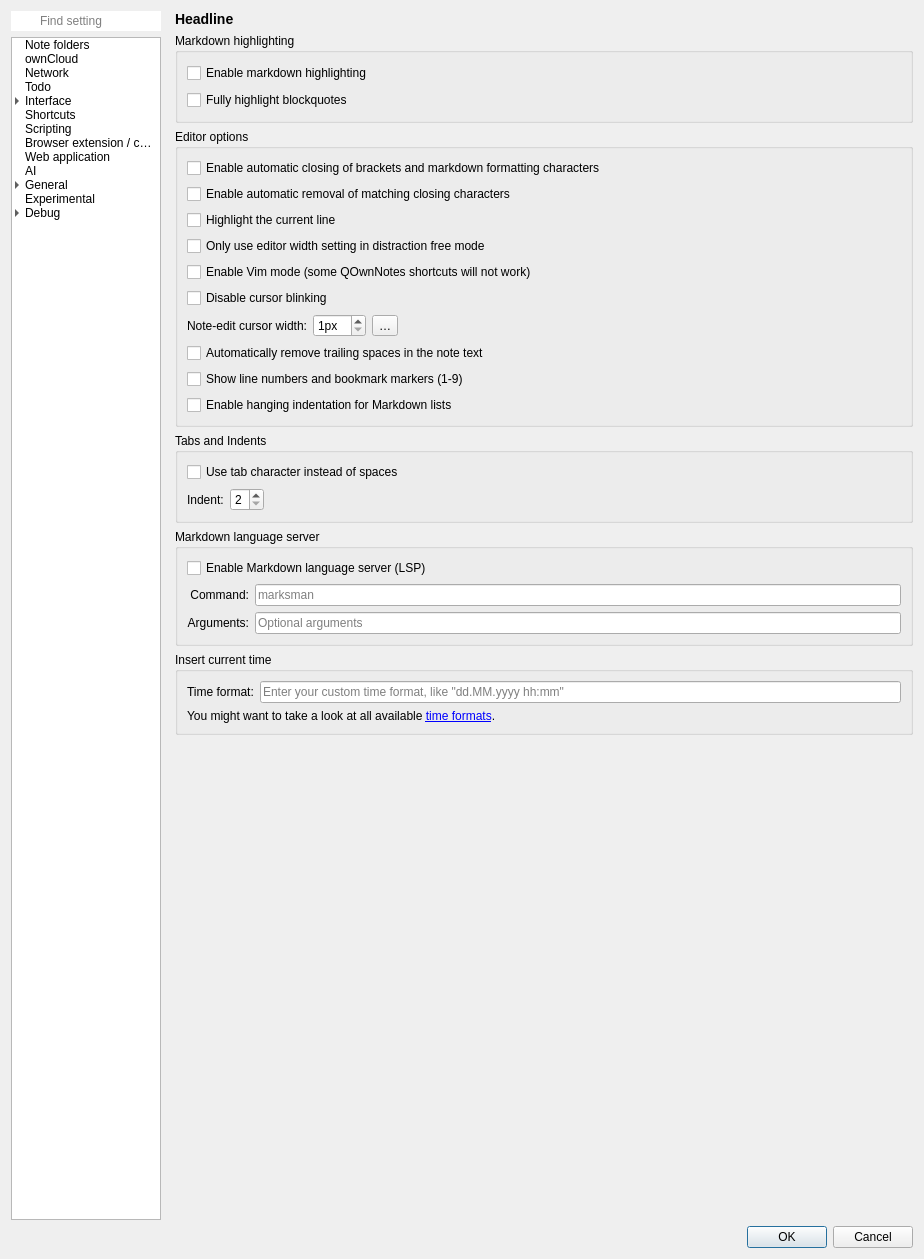
This is src/dialogs/settingsdialog.ui in pbek/QOwnNotes as Qt 5 draws it before an edit. The edited form follows.
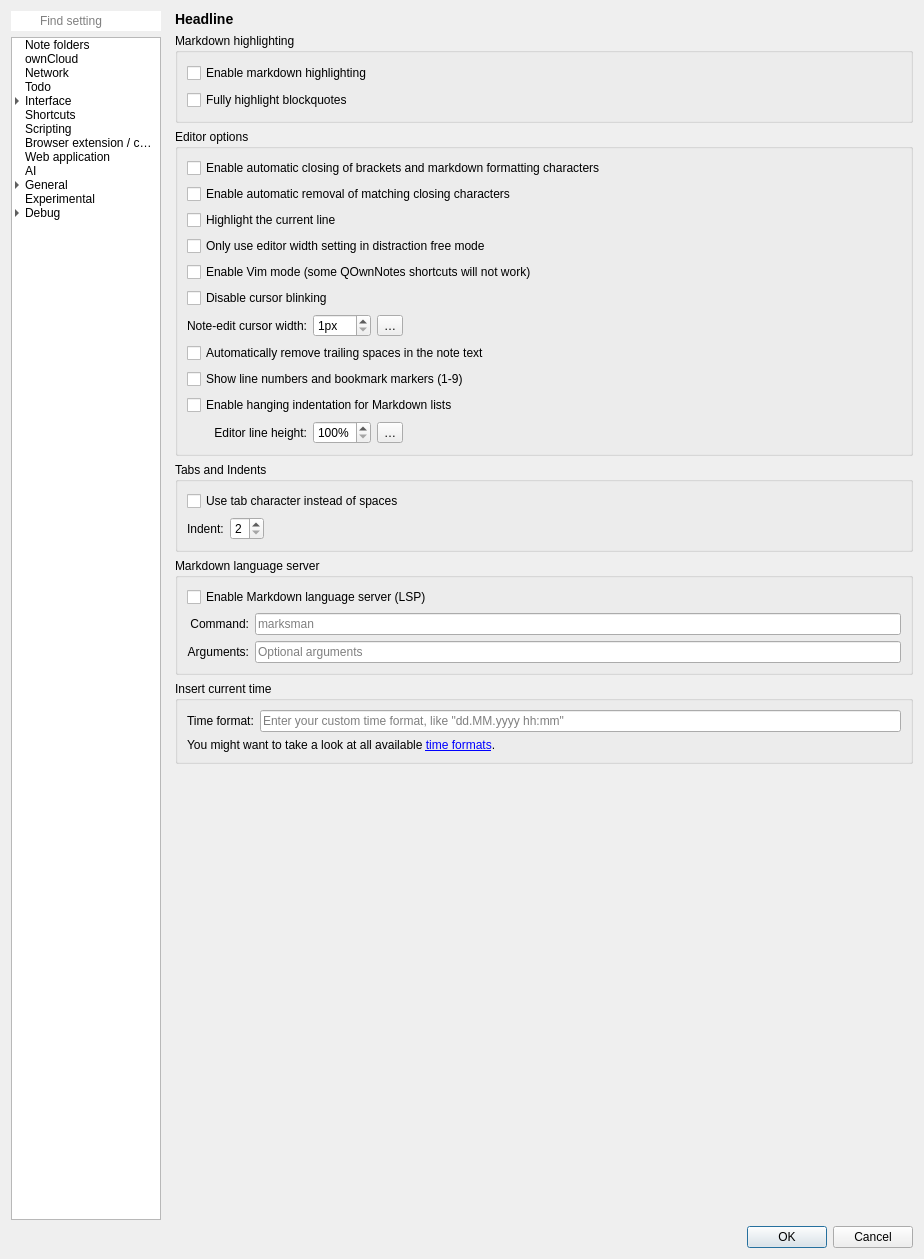
This is the edited form. The open tabs and pages were chosen to show the change. Icons and pictures are not drawn. Custom widgets are drawn as their Qt base class.

Commit message: #2030 add: editor line height setting (wip)

The edit to the form file:
```diff
--- a/src/dialogs/settingsdialog.ui
+++ b/src/dialogs/settingsdialog.ui
@@ -5688,6 +5688,62 @@
                   </property>
                  </widget>
                 </item>
+                 <item row="11" column="0">
+                  <widget class="QLabel" name="editorLineHeightLabel">
+                   <property name="text">
+                    <string>Editor line height:</string>
+                   </property>
+                   <property name="alignment">
+                    <set>Qt::AlignmentFlag::AlignRight|Qt::AlignmentFlag::AlignTrailing|Qt::AlignmentFlag::AlignVCenter</set>
+                   </property>
+                  </widget>
+                 </item>
+                 <item row="11" column="1">
+                  <widget class="QSpinBox" name="editorLineHeightSpinBox">
+                   <property name="toolTip">
+                    <string>Sets the line height in the note editor in percent (100% = default)</string>
+                   </property>
+                   <property name="suffix">
+                    <string notr="true">%</string>
+                   </property>
+                   <property name="minimum">
+                    <number>100</number>
+                   </property>
+                   <property name="maximum">
+                    <number>500</number>
+                   </property>
+                   <property name="value">
+                    <number>100</number>
+                   </property>
+                  </widget>
+                 </item>
+                 <item row="11" column="2">
+                  <widget class="QToolButton" name="editorLineHeightResetButton">
+                   <property name="toolTip">
+                    <string>Reset the editor line height</string>
+                   </property>
+                   <property name="text">
+                    <string notr="true">…</string>
+                   </property>
+                   <property name="icon">
+                    <iconset theme="edit-clear" resource="../breeze-qownnotes.qrc">
+                     <normaloff>:/icons/breeze-qownnotes/16x16/edit-clear.svg</normaloff>:/icons/breeze-qownnotes/16x16/edit-clear.svg</iconset>
+                   </property>
+                  </widget>
+                 </item>
+                 <item row="11" column="3">
+                  <spacer name="horizontalSpacer_editorLineHeight">
+                   <property name="orientation">
+                    <enum>Qt::Orientation::Horizontal</enum>
+                   </property>
+                   <property name="sizeHint" stdset="0">
+                    <size>
+                     <width>40</width>
+                     <height>20</height>
+                    </size>
+                   </property>
+                  </spacer>
+                 </item>
                 <item row="7" column="2">
                  <widget class="QToolButton" name="cursorWidthResetButton">
                   <property name="toolTip">
```
Lines whose indentation alone changed are shown as unchanged. The commit also changes 6 other files.
